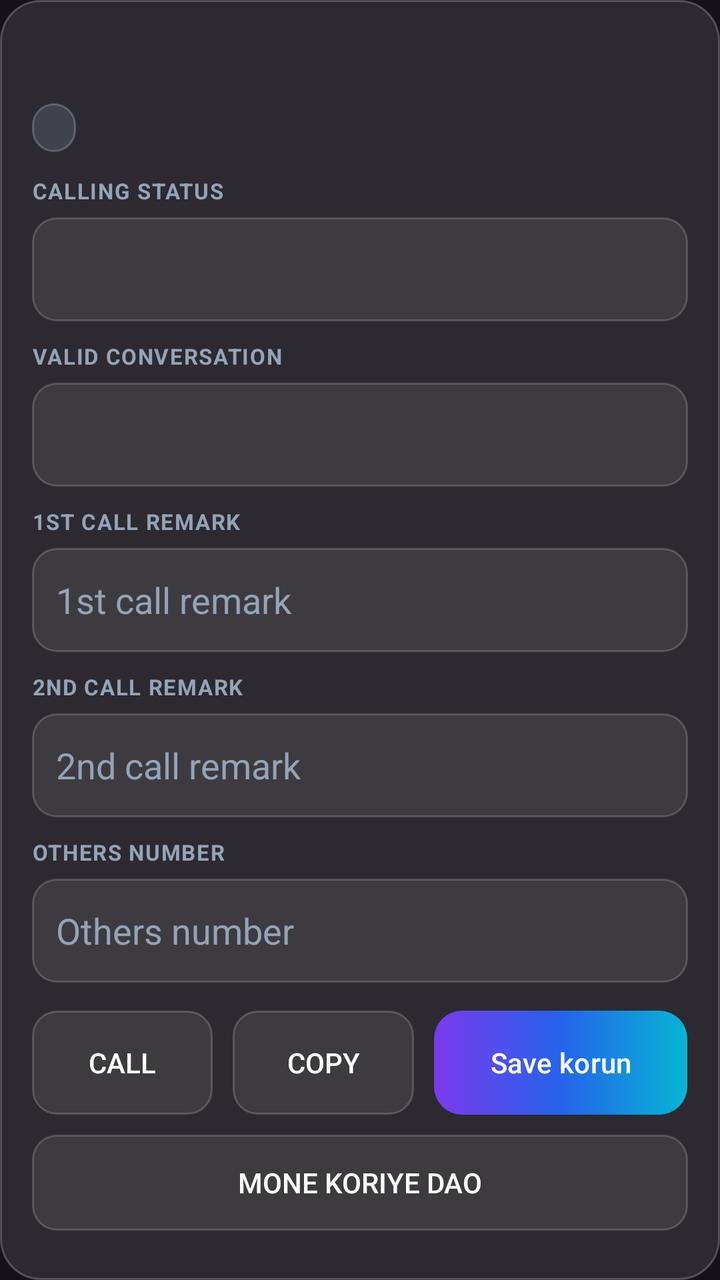
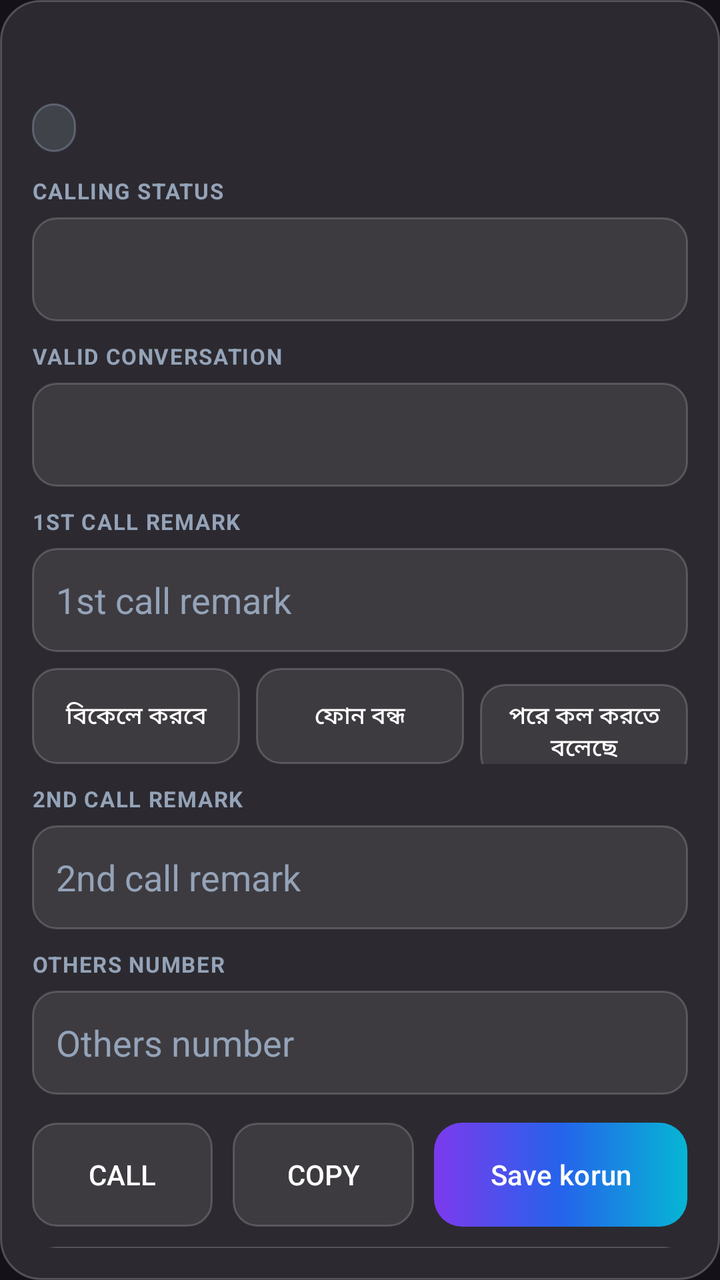

Two renders of the same Android screen: before a commit and after it. Below are the layout's source before the change and the commit's diff.
<!-- AndroidManifest.xml: application theme Theme.Telesales -->
<!-- res/layout/item_row.xml -->
<?xml version="1.0" encoding="utf-8"?>
<LinearLayout xmlns:android="http://schemas.android.com/apk/res/android"
    xmlns:app="http://schemas.android.com/apk/res-auto"
    android:layout_width="match_parent" android:layout_height="wrap_content"
    android:orientation="vertical" android:background="@drawable/glass_card"
    android:layout_margin="6dp" android:padding="16dp">
    <LinearLayout android:layout_width="match_parent" android:layout_height="wrap_content"
        android:orientation="horizontal" android:gravity="center_vertical">
        <TextView android:id="@+id/tvNumber" android:layout_width="0dp" android:layout_height="wrap_content"
            android:layout_weight="1" android:textSize="19sp" android:textStyle="bold"
            android:textColor="@color/white" />
        <TextView android:id="@+id/tvRow" android:layout_width="wrap_content" android:layout_height="wrap_content"
            android:textSize="12sp" android:textColor="@color/lavender" />
    </LinearLayout>
    <LinearLayout android:layout_width="match_parent" android:layout_height="wrap_content"
        android:orientation="horizontal" android:layout_marginTop="10dp">
        <TextView android:id="@+id/tvChipStatus" android:layout_width="wrap_content"
            android:layout_height="wrap_content" android:background="@drawable/chip_grey"
            android:paddingHorizontal="11dp" android:paddingVertical="4dp"
            android:textSize="12sp" android:textStyle="bold" android:textColor="@color/white" />
        <TextView android:id="@+id/tvChipValid" android:layout_width="wrap_content"
            android:layout_height="wrap_content" android:background="@drawable/chip_blue"
            android:paddingHorizontal="11dp" android:paddingVertical="4dp"
            android:layout_marginStart="8dp" android:textSize="12sp" android:textStyle="bold"
            android:textColor="@color/white" android:visibility="gone" />
    </LinearLayout>
    <TextView android:layout_width="wrap_content" android:layout_height="wrap_content"
        android:text="CALLING STATUS" android:textSize="11sp" android:textStyle="bold"
        android:textColor="@color/muted_light" android:letterSpacing="0.05" android:layout_marginTop="12dp" />
    <Spinner android:id="@+id/spStatus" android:layout_width="match_parent" android:layout_height="52dp"
        android:background="@drawable/glass_field" android:layout_marginTop="6dp" />
    <TextView android:layout_width="wrap_content" android:layout_height="wrap_content"
        android:text="VALID CONVERSATION" android:textSize="11sp" android:textStyle="bold"
        android:textColor="@color/muted_light" android:letterSpacing="0.05" android:layout_marginTop="10dp" />
    <Spinner android:id="@+id/spValid" android:layout_width="match_parent" android:layout_height="52dp"
        android:background="@drawable/glass_field" android:layout_marginTop="6dp" />
    <TextView android:layout_width="wrap_content" android:layout_height="wrap_content"
        android:text="1ST CALL REMARK" android:textSize="11sp" android:textStyle="bold"
        android:textColor="@color/muted_light" android:letterSpacing="0.05" android:layout_marginTop="10dp" />
    <com.google.android.material.textfield.TextInputEditText android:id="@+id/etRemark1"
        android:layout_width="match_parent" android:layout_height="52dp" android:hint="1st call remark"
        android:background="@drawable/glass_field" android:padding="12dp" android:layout_marginTop="6dp"
        android:textColor="@color/white" android:textColorHint="@color/muted_light" />
    <TextView android:layout_width="wrap_content" android:layout_height="wrap_content"
        android:text="2ND CALL REMARK" android:textSize="11sp" android:textStyle="bold"
        android:textColor="@color/muted_light" android:letterSpacing="0.05" android:layout_marginTop="10dp" />
    <com.google.android.material.textfield.TextInputEditText android:id="@+id/etRemark2"
        android:layout_width="match_parent" android:layout_height="52dp" android:hint="2nd call remark"
        android:background="@drawable/glass_field" android:padding="12dp" android:layout_marginTop="6dp"
        android:textColor="@color/white" android:textColorHint="@color/muted_light" />
    <TextView android:layout_width="wrap_content" android:layout_height="wrap_content"
        android:text="OTHERS NUMBER" android:textSize="11sp" android:textStyle="bold"
        android:textColor="@color/muted_light" android:letterSpacing="0.05" android:layout_marginTop="10dp" />
    <com.google.android.material.textfield.TextInputEditText android:id="@+id/etOthers"
        android:layout_width="match_parent" android:layout_height="52dp" android:hint="Others number"
        android:inputType="phone" android:background="@drawable/glass_field" android:padding="12dp"
        android:layout_marginTop="6dp" android:textColor="@color/white" android:textColorHint="@color/muted_light" />
    <LinearLayout android:layout_width="match_parent" android:layout_height="wrap_content"
        android:orientation="horizontal" android:layout_marginTop="14dp">
        <android.widget.Button android:id="@+id/btnCall" android:layout_width="0dp"
            android:layout_height="52dp" android:layout_weight="1" android:text="Call"
            android:background="@drawable/glass_field" android:textColor="@color/white" />
        <android.widget.Button android:id="@+id/btnCopy" android:layout_width="0dp"
            android:layout_height="52dp" android:layout_weight="1"
            android:layout_marginStart="10dp" android:text="Copy"
            android:background="@drawable/glass_field" android:textColor="@color/white" />
        <com.google.android.material.button.MaterialButton android:id="@+id/btnSave"
            android:layout_width="0dp" android:layout_height="52dp" android:layout_weight="1.4"
            android:layout_marginStart="10dp" android:text="Save korun"
            app:backgroundTint="@null" android:background="@drawable/btn_gradient"
            android:textColor="@color/white" />
    </LinearLayout>
    
    <LinearLayout android:layout_width="match_parent" android:layout_height="wrap_content"
        android:orientation="horizontal" android:layout_marginTop="10dp">
        <android.widget.Button android:id="@+id/remindBtn" android:layout_width="match_parent"
            android:layout_height="48dp" android:text="Mone koriye dao"
            android:background="@drawable/glass_field" android:textColor="@color/white" />
    </LinearLayout>
</LinearLayout>
<!-- resources referenced by this layout -->
<resources>
  <color name="lavender">#C4B5FD</color>
  <color name="muted_light">#94A3B8</color>
  <color name="white">#FFFFFF</color>
  <!-- drawable btn_gradient (drawable) -->
  <?xml version="1.0" encoding="utf-8"?>
  <shape xmlns:android="http://schemas.android.com/apk/res/android" android:shape="rectangle">
      <corners android:radius="14dp" />
      <gradient android:angle="0" android:startColor="@color/violet" android:centerColor="@color/blue" android:endColor="@color/cyan" />
  </shape>
  <!-- drawable chip_blue (drawable) -->
  <?xml version="1.0" encoding="utf-8"?>
  <shape xmlns:android="http://schemas.android.com/apk/res/android" android:shape="rectangle">
      <corners android:radius="100dp" />
      <solid android:color="#3338BDF8" />
      <stroke android:width="1dp" android:color="#6638BDF8" />
  </shape>
  <!-- drawable chip_grey (drawable) -->
  <?xml version="1.0" encoding="utf-8"?>
  <shape xmlns:android="http://schemas.android.com/apk/res/android" android:shape="rectangle">
      <corners android:radius="100dp" />
      <solid android:color="#3394A3B8" />
      <stroke android:width="1dp" android:color="#6694A3B8" />
  </shape>
  <!-- drawable glass_card (drawable) -->
  <?xml version="1.0" encoding="utf-8"?>
  <shape xmlns:android="http://schemas.android.com/apk/res/android" android:shape="rectangle">
      <corners android:radius="20dp" />
      <solid android:color="@color/glass_white" />
      <stroke android:width="1dp" android:color="@color/glass_border" />
  </shape>
  <!-- drawable glass_field (drawable) -->
  <?xml version="1.0" encoding="utf-8"?>
  <shape xmlns:android="http://schemas.android.com/apk/res/android" android:shape="rectangle">
      <corners android:radius="12dp" />
      <solid android:color="@color/field_bg" />
      <stroke android:width="1dp" android:color="@color/field_border" />
  </shape>
  <style name="Theme.Telesales" parent="Theme.Material3.Dark.NoActionBar">
          <item name="colorPrimary">@color/violet</item>
          <item name="colorPrimaryVariant">@color/blue</item>
          <item name="android:textColorPrimary">@color/white</item>
          <item name="android:textColorSecondary">@color/muted_light</item>
      </style>
  <color name="violet">#7C3AED</color>
  <color name="blue">#2563EB</color>
  <color name="cyan">#06B6D4</color>
  <color name="glass_white">#1AFFFFFF</color>
  <color name="glass_border">#38FFFFFF</color>
  <color name="field_bg">#14FFFFFF</color>
  <color name="field_border">#2EFFFFFF</color>
</resources>

<!-- the commit's change to res/layout/item_row.xml (unified diff, before → after) -->
@@ -24,6 +24,9 @@
             android:layout_marginStart="8dp" android:textSize="12sp" android:textStyle="bold"
             android:textColor="@color/white" android:visibility="gone" />
     </LinearLayout>
+    <TextView android:id="@+id/tvHistory" android:layout_width="match_parent"
+        android:layout_height="wrap_content" android:textSize="12sp" android:textColor="@color/muted_light"
+        android:layout_marginTop="8dp" android:visibility="gone" />
     <TextView android:layout_width="wrap_content" android:layout_height="wrap_content"
         android:text="CALLING STATUS" android:textSize="11sp" android:textStyle="bold"
         android:textColor="@color/muted_light" android:letterSpacing="0.05" android:layout_marginTop="12dp" />
@@ -41,6 +44,21 @@
         android:layout_width="match_parent" android:layout_height="52dp" android:hint="1st call remark"
         android:background="@drawable/glass_field" android:padding="12dp" android:layout_marginTop="6dp"
         android:textColor="@color/white" android:textColorHint="@color/muted_light" />
+    
+    <LinearLayout android:layout_width="match_parent" android:layout_height="wrap_content"
+        android:orientation="horizontal" android:layout_marginTop="8dp">
+        <android.widget.Button android:id="@+id/phraseBtn1" android:layout_width="0dp"
+            android:layout_height="48dp" android:layout_weight="1" android:text="বিকেলে করবে"
+            android:textSize="12sp" android:background="@drawable/glass_field" android:textColor="@color/white" />
+        <android.widget.Button android:id="@+id/phraseBtn2" android:layout_width="0dp"
+            android:layout_height="48dp" android:layout_weight="1" android:layout_marginStart="8dp"
+            android:text="ফোন বন্ধ" android:textSize="12sp"
+            android:background="@drawable/glass_field" android:textColor="@color/white" />
+        <android.widget.Button android:id="@+id/phraseBtn3" android:layout_width="0dp"
+            android:layout_height="48dp" android:layout_weight="1" android:layout_marginStart="8dp"
+            android:text="পরে কল করতে বলেছে" android:textSize="12sp"
+            android:background="@drawable/glass_field" android:textColor="@color/white" />
+    </LinearLayout>
     <TextView android:layout_width="wrap_content" android:layout_height="wrap_content"
         android:text="2ND CALL REMARK" android:textSize="11sp" android:textStyle="bold"
         android:textColor="@color/muted_light" android:letterSpacing="0.05" android:layout_marginTop="10dp" />
